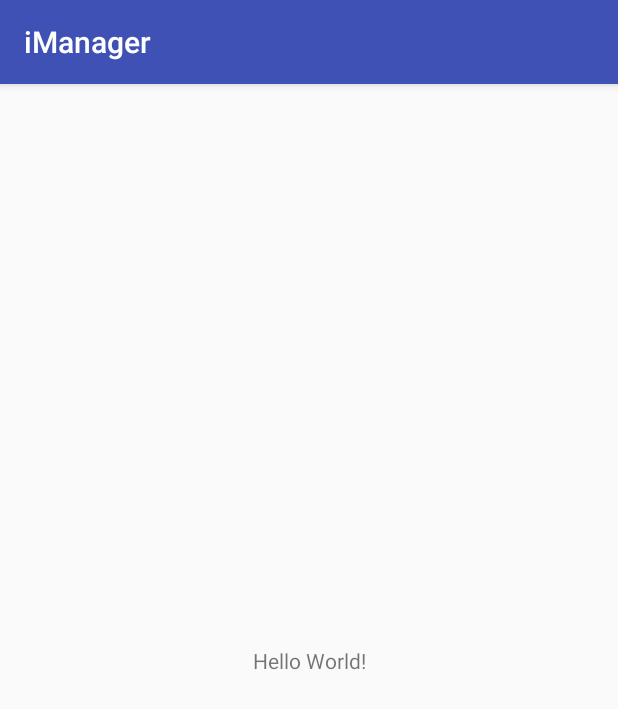
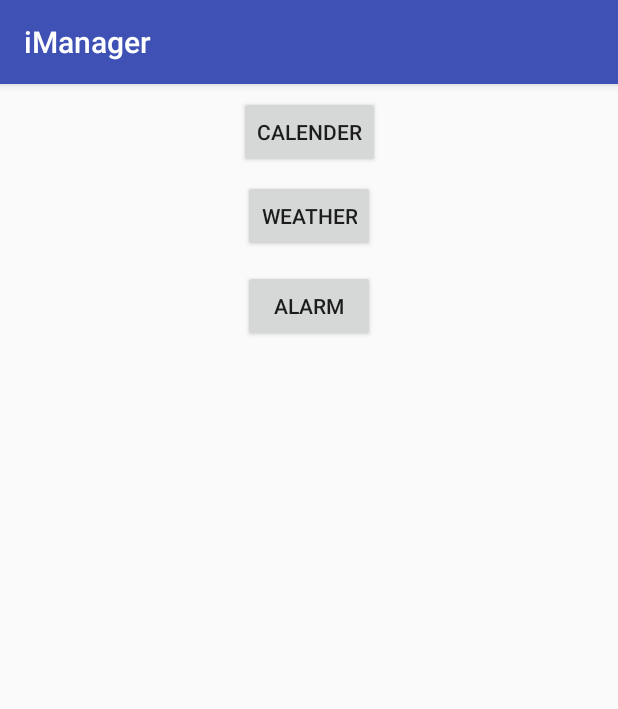
Before and after one commit to BarbaraJin/CS446, an Android app: the screen it shows after launch (MainActivity), on a phone screen of 412 x 824 dp. Shown: the top 709 px of the screen. Run offline under Robolectric (Android 15) with nearby library versions, the phone set to English and light mode, and no system bars.

Commit message:
add basic botton in main page
need to change!

```diff
--- a/iManager/app/src/main/res/layout/activity_main.xml
+++ b/iManager/app/src/main/res/layout/activity_main.xml
@@ -7,13 +7,42 @@
     android:layout_height="match_parent"
     tools:context="com.ziniuyimeixiang.imanager.MainActivity">
 
-    <TextView
+    <Button
+        android:id="@+id/button"
         android:layout_width="wrap_content"
         android:layout_height="wrap_content"
-        android:text="Hello World!"
-        app:layout_constraintBottom_toBottomOf="parent"
-        app:layout_constraintLeft_toLeftOf="parent"
-        app:layout_constraintRight_toRightOf="parent"
+        android:layout_marginEnd="8dp"
+        android:layout_marginStart="8dp"
+        android:layout_marginTop="8dp"
+        android:onClick="weatherBottonClicked"
+        android:text="Weather"
+        app:layout_constraintEnd_toEndOf="parent"
+        app:layout_constraintStart_toStartOf="parent"
+        app:layout_constraintTop_toBottomOf="@+id/button2" />
+
+    <Button
+        android:id="@+id/button2"
+        android:layout_width="wrap_content"
+        android:layout_height="wrap_content"
+        android:layout_marginEnd="8dp"
+        android:layout_marginStart="8dp"
+        android:layout_marginTop="8dp"
+        android:onClick="calenderBottonClicked"
+        android:text="calender"
+        app:layout_constraintEnd_toEndOf="parent"
+        app:layout_constraintStart_toStartOf="parent"
         app:layout_constraintTop_toTopOf="parent" />
 
+    <Button
+        android:id="@+id/button3"
+        android:layout_width="wrap_content"
+        android:layout_height="wrap_content"
+        android:layout_marginEnd="8dp"
+        android:layout_marginStart="8dp"
+        android:layout_marginTop="12dp"
+        android:onClick="alarmBottonClicked"
+        android:text="Alarm"
+        app:layout_constraintEnd_toEndOf="parent"
+        app:layout_constraintStart_toStartOf="parent"
+        app:layout_constraintTop_toBottomOf="@+id/button" />
 </android.support.constraint.ConstraintLayout>
```
Also changed, not shown: iManager/app/src/main/AndroidManifest.xml (+6 -3 lines), iManager/app/src/main/java/com/ziniuyimeixiang/imanager/Alarm.java (added, +13 -0 lines), iManager/app/src/main/java/com/ziniuyimeixiang/imanager/Calender.java (added, +13 -0 lines), iManager/app/src/main/java/com/ziniuyimeixiang/imanager/MainActivity.java (+17 -0 lines), iManager/app/src/main/java/com/ziniuyimeixiang/imanager/Weather.java (added, +13 -0 lines), iManager/app/src/main/res/layout/activity_alarm.xml (added, +9 -0 lines), iManager/app/src/main/res/layout/activity_calender.xml (added, +9 -0 lines), iManager/app/src/main/res/layout/activity_weather.xml (added, +9 -0 lines).
